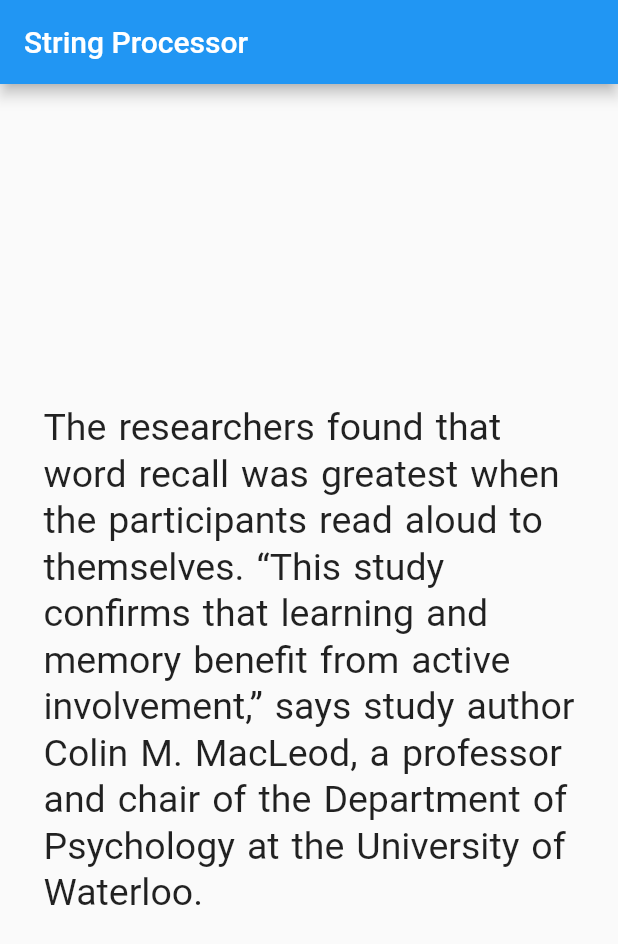
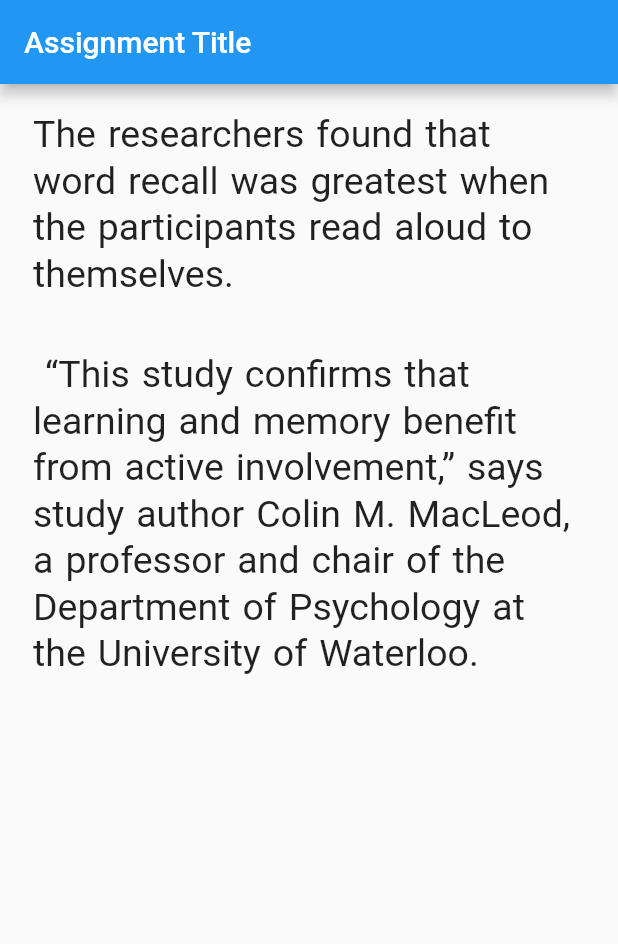
Before and after one commit to ivyla/flutterstringprocessor, a Flutter app: the screen it shows after launch, on a phone screen of 412 x 824 dp. Shown: the top 944 px of the screen. Run offline on Flutter 3.47's test engine with Material 2 defaults, Android fonts, the phone set to English and light mode, and no system bars.

Commit message:
got listview builder working for the split of each stringgit add -A!

```diff
--- a/string_processor/lib/main.dart
+++ b/string_processor/lib/main.dart
@@ -6,9 +6,12 @@ void main() {
 }
 
 class MyApp extends StatelessWidget {
-  // This widget is the root of your application.
+  String fullText =
+      '''The researchers found that word recall was greatest when the participants read aloud to themselves. \n “This study confirms that learning and memory benefit from active involvement,” says study author Colin M. MacLeod, a professor and chair of the Department of Psychology at the University of Waterloo.''';
   @override
   Widget build(BuildContext context) {
+    var stringLists = fullText.split("\n");
+
     return MaterialApp(
       title: 'String Processor',
       theme: ThemeData(
@@ -17,9 +20,16 @@ class MyApp extends StatelessWidget {
       ),
       home: Scaffold(
           appBar: AppBar(
-            title: Text('String Processor'),
+            title: Text('Assignment Title'),
           ),
-          body: Center(child: Paragraph())),
+          body: ListView.builder(
+              itemCount: stringLists.length,
+              itemBuilder: (BuildContext context, int index) {
+                // Paragraph
+                return Paragraph(stringLists[index]);
+              })),
     );
   }
 }
+
+// body: Center(child: Paragraph(fullText))),
--- a/string_processor/lib/widgets/paragraph.dart
+++ b/string_processor/lib/widgets/paragraph.dart
@@ -4,18 +4,22 @@ import 'word.dart';
 // RegExp for parsedString: https://stackoverflow.com/questions/53239702/how-to-remove-only-symbols-from-string-in-dart
 
 class Paragraph extends StatefulWidget {
+  final paragraph;
+  Paragraph(this.paragraph);
   @override
-  _ParagraphState createState() => _ParagraphState();
+  _ParagraphState createState() => _ParagraphState(paragraph);
 }
 
 class _ParagraphState extends State<Paragraph> {
   List jsonData;
-  String paragraph =
-      '''The researchers found that word recall was greatest when the participants read aloud to themselves. “This study confirms that learning and memory benefit from active involvement,” says study author Colin M. MacLeod, a professor and chair of the Department of Psychology at the University of Waterloo.''';
+  String paragraph;
+  _ParagraphState(this.paragraph);
   @override
   Widget build(BuildContext context) {
     var parsedText = paragraph.split(" ");
+    var parsedParagraphs = paragraph.split("\n");
 
+// Single Paragraph without \n
     return SingleChildScrollView(
         padding: EdgeInsets.all(18),
         child: Container(
```
